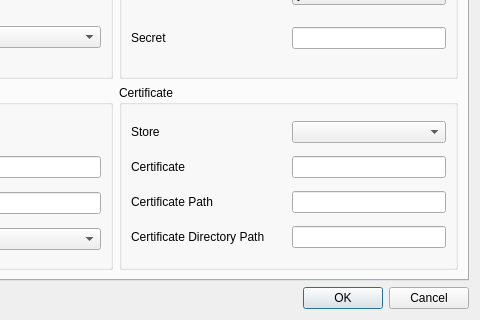
Qt form src/ui/dialog/DialogBasicSettings.ui (Restia-Ashbell/nekobox) before a commit; both pictures show x 248 to 728 and y 152 to 472 of the 728 by 472 pixel window.
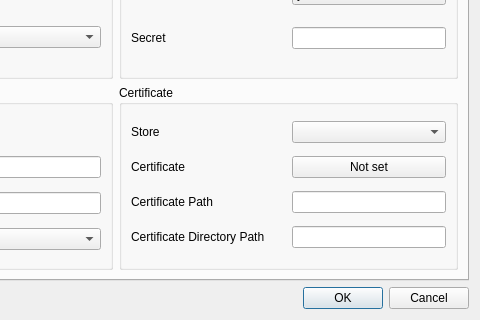
The same form after that commit. The open tabs and pages were chosen to show the change.

The edit to the form file:
```diff
--- a/src/ui/dialog/DialogBasicSettings.ui
+++ b/src/ui/dialog/DialogBasicSettings.ui
@@ -816,7 +816,10 @@
            </widget>
           </item>
           <item row="1" column="1">
-           <widget class="QLineEdit" name="certificate">
+           <widget class="QPushButton" name="certificate">
+            <property name="text">
+             <string notr="true">Not set</string>
+            </property>
             <property name="sizePolicy">
              <sizepolicy hsizetype="Preferred" vsizetype="Fixed">
               <horstretch>0</horstretch>
```
